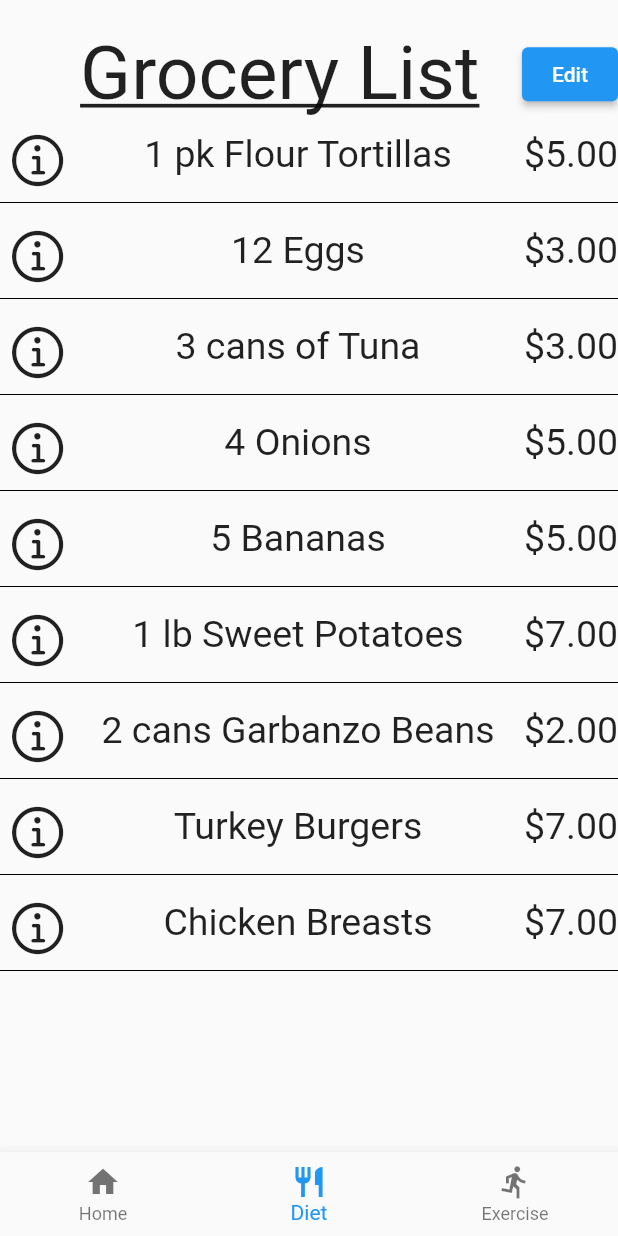
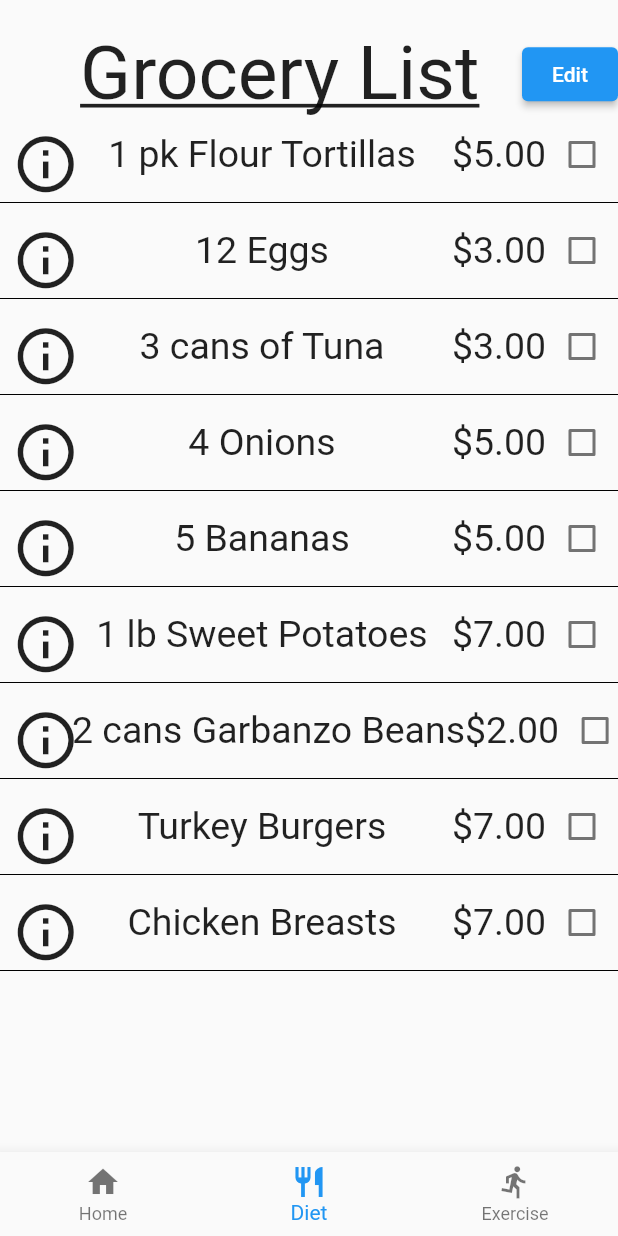
Before and after one commit to lmora21/nutrition_buddy, a Flutter app: the screen it shows after launch, item 2 of the bottom bar chosen, on a phone screen of 412 x 824 dp. Run offline on Flutter 3.47's test engine with Material 2 defaults, Android fonts, the phone set to English and light mode, and no system bars; our stand-ins replace charts_flutter, percent_indicator, pie_chart; missing offline and left inert: window_size.

Commit message:
Added checkboxes to diet screen

```diff
--- a/lib/dietScreen.dart
+++ b/lib/dietScreen.dart
@@ -4,8 +4,19 @@ import 'package:flutter/material.dart';
 import 'GroceryList.dart';
 import 'dietInfoScreen.dart';
 
-class DietScreen extends StatelessWidget {
+List<bool> isChecked = List<bool>.generate(9, (index) => false);
+
+class DietScreen extends StatefulWidget {
   const DietScreen({super.key});
+
+  //final String title;
+
+  @override
+  State<DietScreen> createState() => _DietScreen();
+}
+
+class _DietScreen extends State<DietScreen> {
+  //const DietScreen({super.key});
 
   @override
   Widget build(BuildContext context) {
@@ -30,7 +41,7 @@ class DietScreen extends StatelessWidget {
             children: [
               Hero(tag: GroceryList.food[i], child:
               IconButton(
-                icon: const Icon(CupertinoIcons.info_circle, size: 40), onPressed: () {
+                icon: const Icon(Icons.info_outline, size: 45), onPressed: () {
                 Navigator.push(context, MaterialPageRoute(builder: (context){
                   return DietInfoScreen(i);
                 }));
@@ -38,7 +49,17 @@ class DietScreen extends StatelessWidget {
 
               )),
               Text(GroceryList.food[i], style: const TextStyle(fontSize: 25),),
-              Text("\$" "${GroceryList.prices[i]}" ".00", style: const TextStyle(fontSize: 25),)
+              Row(children: [
+              Text("\$" "${GroceryList.prices[i]}" ".00", style: const TextStyle(fontSize: 25),),
+              Checkbox(
+                      value: isChecked[i],
+                      onChanged: (bool? value) {
+                        setState(() {
+                          isChecked[i] = value!;
+                        });
+                      },
+                    ),
+              ])
             ],),
           const Divider(color: Colors.black),
             ]]))
--- a/lib/main.dart
+++ b/lib/main.dart
@@ -198,7 +198,7 @@ class _MyHomePageState extends State<MyHomePage> {
       body: Center(
         child: <Widget>[
           homeScreen(context),
-          const DietScreen(),
+          DietScreen(),
           Column(
             mainAxisAlignment: MainAxisAlignment.start,
             crossAxisAlignment: CrossAxisAlignment.center,
```
